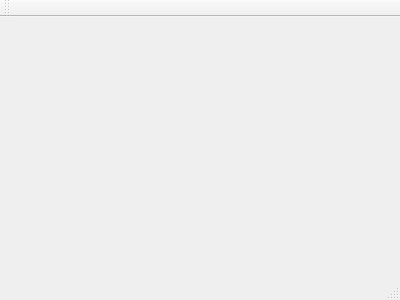
trinhgiahuy/Programming2_Spring_2021, file student/12/timer/mainwindow.ui: the form before one commit.
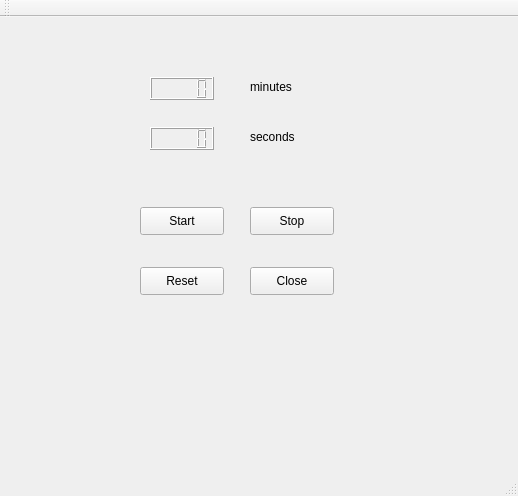
The form after the commit.

Patch:
```diff
--- a/student/12/timer/mainwindow.ui
+++ b/student/12/timer/mainwindow.ui
@@ -1,24 +1,138 @@
 <ui version="4.0">
  <class>MainWindow</class>
- <widget class="QMainWindow" name="MainWindow" >
-  <property name="geometry" >
+ <widget class="QMainWindow" name="MainWindow">
+  <property name="geometry">
    <rect>
     <x>0</x>
     <y>0</y>
-    <width>400</width>
-    <height>300</height>
+    <width>518</width>
+    <height>496</height>
    </rect>
   </property>
   <property name="windowTitle" >
    <string>MainWindow</string>
   </property>
-  <widget class="QMenuBar" name="menuBar" />
-  <widget class="QToolBar" name="mainToolBar" />
-  <widget class="QWidget" name="centralWidget" />
-  <widget class="QStatusBar" name="statusBar" />
+  <widget class="QWidget" name="centralWidget">
+   <widget class="QLCDNumber" name="lcdNumberMin">
+    <property name="geometry">
+     <rect>
+      <x>150</x>
+      <y>60</y>
+      <width>64</width>
+      <height>23</height>
+     </rect>
+    </property>
+   </widget>
+   <widget class="QLCDNumber" name="lcdNumberSec">
+    <property name="geometry">
+     <rect>
+      <x>150</x>
+      <y>110</y>
+      <width>64</width>
+      <height>23</height>
+     </rect>
+    </property>
+   </widget>
+   <widget class="QPushButton" name="startButton">
+    <property name="geometry">
+     <rect>
+      <x>140</x>
+      <y>190</y>
+      <width>84</width>
+      <height>28</height>
+     </rect>
+    </property>
+    <property name="text">
+     <string>Start</string>
+    </property>
+   </widget>
+   <widget class="QPushButton" name="stopButton">
+    <property name="geometry">
+     <rect>
+      <x>250</x>
+      <y>190</y>
+      <width>84</width>
+      <height>28</height>
+     </rect>
+    </property>
+    <property name="text">
+     <string>Stop</string>
+    </property>
+   </widget>
+   <widget class="QPushButton" name="resetButton">
+    <property name="geometry">
+     <rect>
+      <x>140</x>
+      <y>250</y>
+      <width>84</width>
+      <height>28</height>
+     </rect>
+    </property>
+    <property name="text">
+     <string>Reset</string>
+    </property>
+   </widget>
+   <widget class="QPushButton" name="closeButto">
+    <property name="geometry">
+     <rect>
+      <x>250</x>
+      <y>250</y>
+      <width>84</width>
+      <height>28</height>
+     </rect>
+    </property>
+    <property name="text">
+     <string>Close</string>
+    </property>
+   </widget>
+   <widget class="QLabel" name="label">
+    <property name="geometry">
+     <rect>
+      <x>250</x>
+      <y>60</y>
+      <width>63</width>
+      <height>20</height>
+     </rect>
+    </property>
+    <property name="text">
+     <string>minutes</string>
+    </property>
+   </widget>
+   <widget class="QLabel" name="label_2">
+    <property name="geometry">
+     <rect>
+      <x>250</x>
+      <y>110</y>
+      <width>63</width>
+      <height>20</height>
+     </rect>
+    </property>
+    <property name="text">
+     <string>seconds</string>
+    </property>
+   </widget>
+  </widget>
+  <widget class="QMenuBar" name="menuBar">
+   <property name="geometry">
+    <rect>
+     <x>0</x>
+     <y>0</y>
+     <width>518</width>
+     <height>25</height>
+    </rect>
+   </property>
+  </widget>
+  <widget class="QToolBar" name="mainToolBar">
+   <attribute name="toolBarArea">
+    <enum>TopToolBarArea</enum>
+   </attribute>
+   <attribute name="toolBarBreak">
+    <bool>false</bool>
+   </attribute>
+  </widget>
+  <widget class="QStatusBar" name="statusBar"/>
  </widget>
- <layoutDefault spacing="6" margin="11" />
- <pixmapfunction></pixmapfunction>
+ <layoutdefault spacing="6" margin="11"/>
  <resources/>
  <connections/>
 </ui>
```
Left out of the diff: 22 changed lines with no effect on the pictures.
